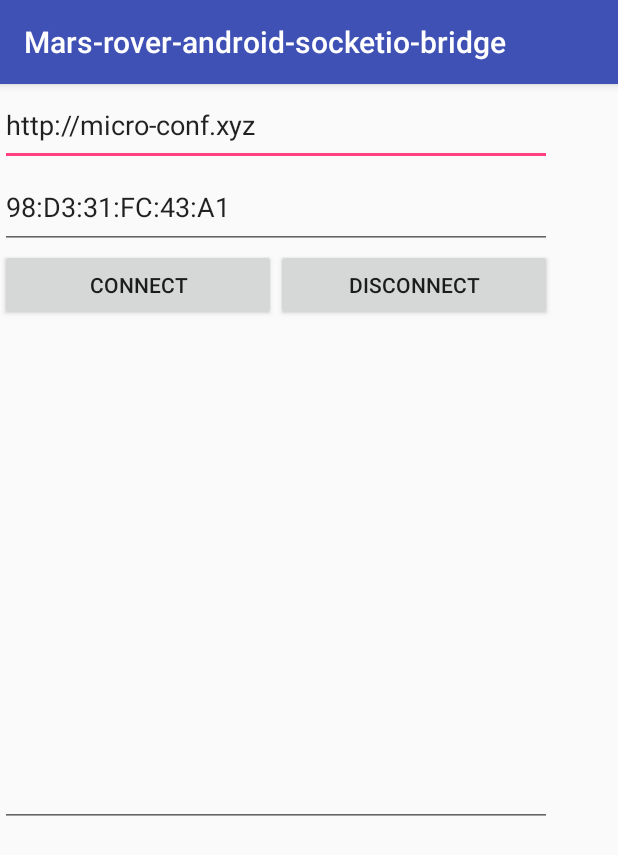
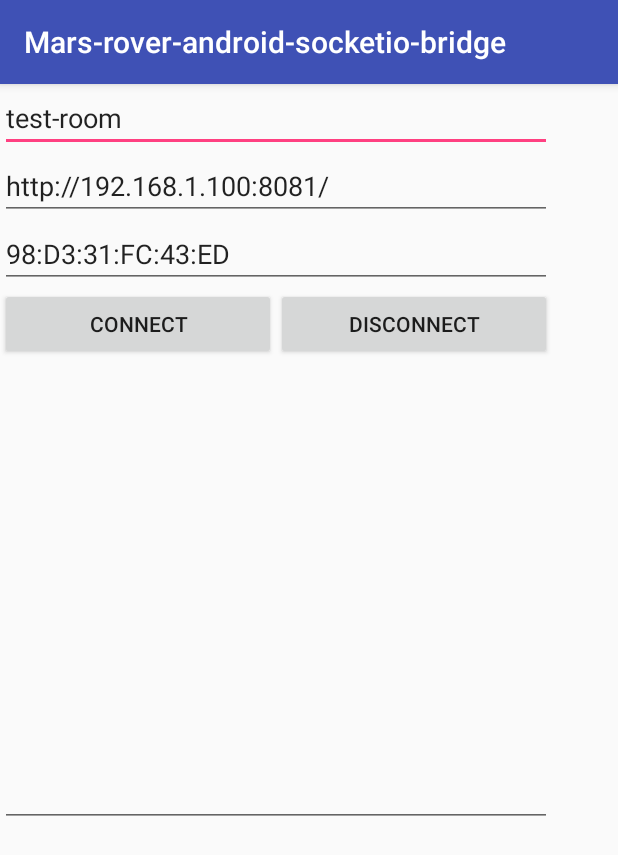
Before and after one commit to spaceshipyard/mars-rover-android-socketio-bridge, an Android app: the screen it shows after launch (MainActivity), on a phone screen of 412 x 824 dp. Shown: the top 855 px of the screen. Run offline under Robolectric (Android 15) with nearby library versions, the phone set to English and light mode, and no system bars; libraries missing offline, so code that uses them is left out: io.socket.client, io.socket.emitter.

Commit message:
#1 added room field, on join handling

```diff
--- a/app/src/main/java/com/chaoslabgames/mars/bridge/remote/socketio/MainActivity.java
+++ b/app/src/main/java/com/chaoslabgames/mars/bridge/remote/socketio/MainActivity.java
@@ -34,6 +34,7 @@ public class MainActivity extends AppCompatActivity implements View.OnClickListe
     EditText logText;
     EditText editTextMacAddr;
     EditText editTextDispatcherUrl;
+    EditText editTextRoomName;
     Button connectBtn;
     Button disconnectBtn;
 
@@ -43,6 +44,7 @@ public class MainActivity extends AppCompatActivity implements View.OnClickListe
         setContentView(R.layout.activity_main);
 
         logText = (EditText) findViewById(R.id.logText);
+        editTextRoomName = (EditText) findViewById(R.id.editTextRoomName);
         editTextMacAddr = (EditText) findViewById(R.id.editTextMacAddr);
         editTextDispatcherUrl = (EditText) findViewById(R.id.editTextDispatcherUrl);
 
@@ -166,8 +168,10 @@ public class MainActivity extends AppCompatActivity implements View.OnClickListe
             Intent intent = new Intent(this, ArduinoBridgeService.class);
             final String btMac = editTextMacAddr.getText().toString();
             final String dispatcherUrl = editTextDispatcherUrl.getText().toString();
+            final String roomName = editTextRoomName.getText().toString();
             intent.putExtra("btMacAddress", btMac);
             intent.putExtra("dispatcherUrl", dispatcherUrl);
+            intent.putExtra("roomName", roomName);
             startService(intent);
         } else if (v == disconnectBtn) {
             Intent intent = new Intent(this, ArduinoBridgeService.class);
--- a/app/src/main/res/layout/activity_main.xml
+++ b/app/src/main/res/layout/activity_main.xml
@@ -14,13 +14,24 @@
         tools:layout_editor_absoluteY="8dp">
 
         <EditText
+            android:id="@+id/editTextRoomName"
+            android:layout_width="match_parent"
+            android:layout_height="wrap_content"
+            android:layout_weight="0.39"
+            android:ems="10"
+            android:hint="room name"
+            android:inputType="text|textShortMessage"
+            android:text="test-room" />
+
+        <EditText
             android:id="@+id/editTextDispatcherUrl"
             android:layout_width="match_parent"
             android:layout_height="wrap_content"
             android:layout_weight="0.39"
             android:ems="10"
+            android:hint="dispatcher url"
             android:inputType="textLongMessage"
-            android:text="http://micro-conf.xyz" />
+            android:text="http://192.168.1.100:8081/" />
 
         <EditText
             android:id="@+id/editTextMacAddr"
@@ -29,7 +40,7 @@
             android:layout_weight="0.39"
             android:ems="10"
             android:inputType="textLongMessage"
-            android:text="98:D3:31:FC:43:A1" />
+            android:text="98:D3:31:FC:43:ED" />
 
         <LinearLayout
             android:layout_width="match_parent"
```
Also changed, not shown: app/src/main/java/com/chaoslabgames/mars/bridge/remote/socketio/ArduinoBridgeService.java (+40 -5 lines).
